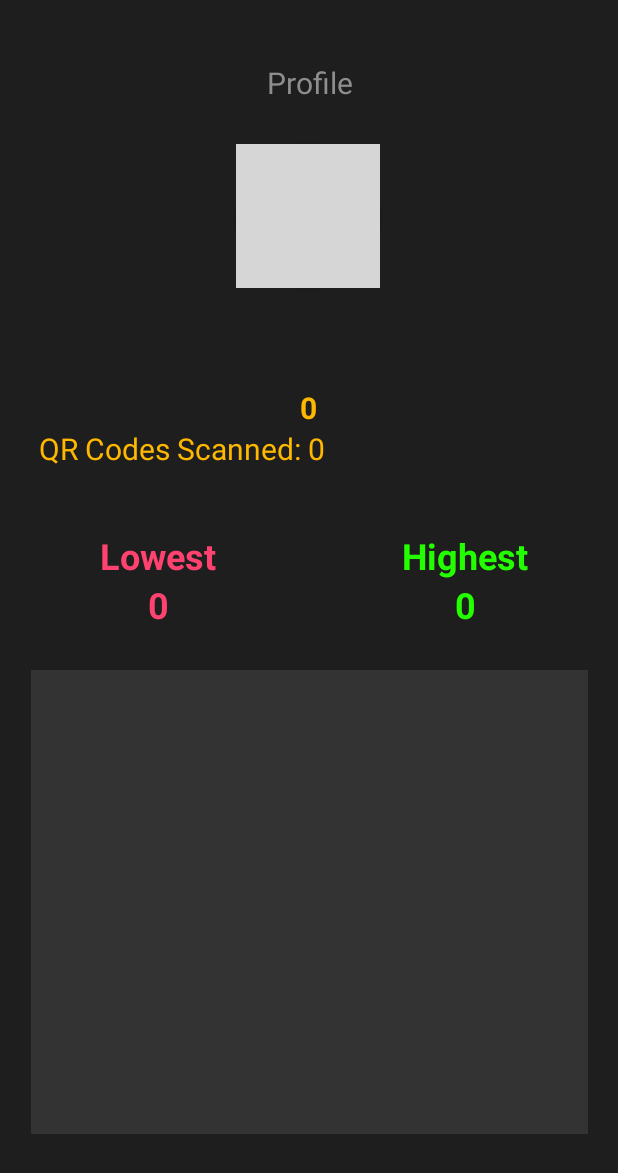
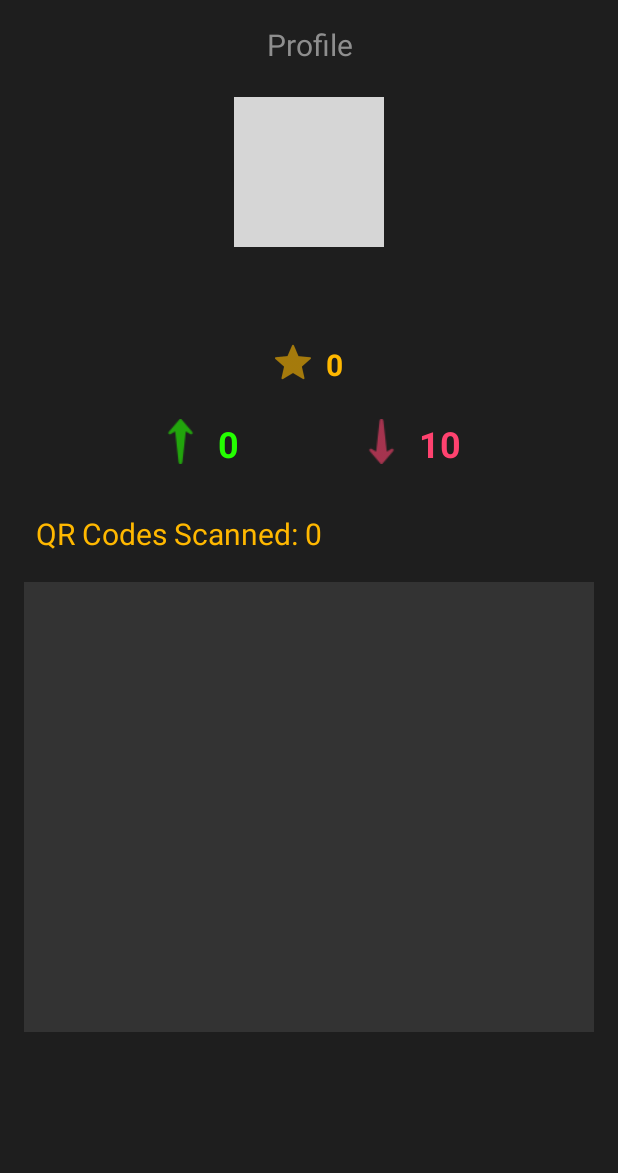
Before and after one commit to CMPUT301W23T06/BinaryBandits, an Android app: the fragment ProfileFragment shown on its own in the app's theme, on a phone screen of 412 x 824 dp. Shown: the top 1173 px of the screen. Run offline under Robolectric (Android 15) with nearby library versions, the phone set to English and light mode, and no system bars; our stand-ins replace Firebase (no records; nobody signed in at launch, a user with empty details on screens opened directly), Picasso; libraries missing offline, so code that uses them is left out: org.checkerframework.checker; pictures from the network do not load; grey boxes are pictures that could not be loaded.

Commit message:
re-designed profile fragment, made it cleaner.

```diff
--- a/app/src/main/res/layout/fragment_profile.xml
+++ b/app/src/main/res/layout/fragment_profile.xml
@@ -8,37 +8,32 @@
     android:background="@color/background_black"
     tools:context=".otherProfileActivity">
 
+    <TextView
+        android:id="@+id/profile_text"
+        android:layout_width="wrap_content"
 
-    <TextView
-        android:id="@+id/text_notifications"
-        android:layout_width="match_parent"
         android:layout_height="wrap_content"
-        android:layout_marginStart="8dp"
         android:layout_marginTop="16dp"
-        android:layout_marginEnd="8dp"
         android:text="@string/title_profile"
         android:textAlignment="center"
+
         android:textColor="@color/gray"
         android:textSize="20sp"
         app:layout_constraintEnd_toEndOf="parent"
-        app:layout_constraintHorizontal_bias="0.0"
         app:layout_constraintStart_toStartOf="parent"
-        app:layout_constraintTop_toTopOf="parent"
-        app:layout_constraintBottom_toTopOf="@+id/profileCardView"/>
+        app:layout_constraintTop_toTopOf="parent" />
 
     <androidx.cardview.widget.CardView
         android:id="@+id/profileCardView"
-        android:layout_width="96dp"
-        android:layout_height="96dp"
+        android:layout_width="100dp"
+        android:layout_height="100dp"
         android:layout_gravity="center"
-        android:layout_marginTop="2dp"
 
+        android:layout_marginTop="21dp"
         app:cardCornerRadius="250dp"
-        app:layout_constraintBottom_toTopOf="@+id/linearLayout2"
         app:layout_constraintEnd_toEndOf="parent"
-        app:layout_constraintHorizontal_bias="0.498"
         app:layout_constraintStart_toStartOf="parent"
-        app:layout_constraintTop_toBottomOf="@+id/text_notifications">
+        app:layout_constraintTop_toBottomOf="@+id/profile_text">
 
         <ImageView
             android:id="@+id/profileIconImageView"
@@ -52,31 +47,45 @@
 
     </androidx.cardview.widget.CardView>
 
-    <LinearLayout
-        android:id="@+id/linearLayout2"
-        android:layout_width="411dp"
-        android:layout_height="120dp"
-        android:orientation="vertical"
-        app:layout_constraintBottom_toTopOf="@+id/list_view_player_qr_codes"
-        app:layout_constraintEnd_toEndOf="parent"
-        app:layout_constraintHorizontal_bias="0.0"
-        app:layout_constraintStart_toStartOf="parent"
-        app:layout_constraintTop_toTopOf="parent"
-        app:layout_constraintVertical_bias="0.666">
-
     <TextView
         android:id="@+id/text_username"
-            android:layout_width="match_parent"
+        android:layout_width="wrap_content"
         android:layout_height="wrap_content"
+        android:layout_marginTop="16dp"
+
         android:text="@string/username_placeholder_text"
         android:textAlignment="center"
         android:textColor="@color/white"
         android:textSize="30sp"
-            android:textStyle="bold" />
+        android:textStyle="bold"
+
+        app:layout_constraintEnd_toEndOf="parent"
+        app:layout_constraintStart_toStartOf="parent"
+        app:layout_constraintTop_toBottomOf="@+id/profileCardView" />
+
+    <LinearLayout
+        android:id="@+id/points_layout"
+        android:layout_width="wrap_content"
+        android:layout_height="50dp"
+        android:layout_marginTop="8dp"
+
+        android:orientation="horizontal"
+
+        app:layout_constraintEnd_toEndOf="parent"
+        app:layout_constraintStart_toStartOf="parent"
+        app:layout_constraintTop_toBottomOf="@+id/text_username">
+
+        <ImageView
+            android:layout_width="wrap_content"
+            android:layout_height="wrap_content"
+            android:src="@drawable/points_icon"
+            app:tint="@color/yellow"
+            android:paddingEnd="10dp"
+            />
 
         <TextView
             android:id="@+id/score_text"
-            android:layout_width="match_parent"
+            android:layout_width="wrap_content"
             android:layout_height="wrap_content"
             android:gravity="center"
             android:text="@string/score_text"
@@ -84,11 +93,79 @@
             android:textSize="20sp"
             android:textStyle="bold" />
 
+    </LinearLayout>
+
     <LinearLayout
-            android:id="@+id/linearLayout"
-            android:layout_width="410dp"
+        android:id="@+id/max_min_points"
+        android:layout_width="wrap_content"
+        android:layout_height="wrap_content"
+
+        android:orientation="horizontal"
+
+        android:showDividers="middle"
+        app:layout_constraintEnd_toEndOf="parent"
+        app:layout_constraintStart_toStartOf="parent"
+        app:layout_constraintTop_toBottomOf="@+id/points_layout">
+
+        <LinearLayout
+            android:layout_width="wrap_content"
+            android:layout_height="wrap_content"
+            android:layout_marginEnd="80dp"
+            android:orientation="horizontal">
+
+            <ImageView
+                android:layout_width="30dp"
                 android:layout_height="30dp"
+                android:layout_marginEnd="10dp"
+                android:src="@drawable/arrow_up"
+                app:tint="#24FF00" />
+
+            <TextView
+                android:id="@+id/highest_score_text"
+                android:layout_width="wrap_content"
+                android:layout_height="wrap_content"
+                android:text="0"
+                android:textColor="#24FF00"
+                android:textSize="24sp"
+                android:textStyle="bold" />
+
+        </LinearLayout>
+
+        <LinearLayout
+            android:layout_width="wrap_content"
+            android:layout_height="wrap_content"
             android:orientation="horizontal">
+
+            <ImageView
+                android:layout_width="30dp"
+                android:layout_height="30dp"
+                android:layout_marginEnd="10dp"
+                android:rotation="-180"
+                android:src="@drawable/arrow_up"
+                app:tint="@color/red" />
+
+            <TextView
+                android:id="@+id/lowest_score_text"
+                android:layout_width="wrap_content"
+                android:layout_height="wrap_content"
+                android:text="10"
+                android:textColor="@color/red"
+                android:textSize="24sp"
+                android:textStyle="bold" />
+
+        </LinearLayout>
+
+    </LinearLayout>
+
+    <LinearLayout
+        android:id="@+id/qr_scanned_layout"
+        android:layout_width="wrap_content"
+        android:layout_height="30dp"
+        android:layout_marginStart="24dp"
+        android:layout_marginTop="30dp"
+        android:orientation="horizontal"
+        app:layout_constraintStart_toStartOf="parent"
+        app:layout_constraintTop_toBottomOf="@+id/max_min_points">
 
         <TextView
             android:id="@+id/total_qr_scanned_label"
@@ -111,116 +188,35 @@
             android:textAlignment="textStart"
             android:textColor="@color/yellow"
             android:textSize="20sp" />
-        </LinearLayout>
+
     </LinearLayout>
 
     <ListView
         android:id="@+id/list_view_player_qr_codes"
-        android:layout_width="371dp"
-        android:layout_height="309dp"
+        android:layout_width="match_parent"
+        android:layout_height="300dp"
         android:layout_marginStart="16dp"
+        android:layout_marginTop="16dp"
         android:layout_marginEnd="16dp"
-        android:layout_marginBottom="68dp"
         android:layout_weight="1"
         android:background="#333333"
-        app:layout_constraintBottom_toBottomOf="parent"
         app:layout_constraintEnd_toEndOf="parent"
         app:layout_constraintStart_toStartOf="parent"
+        app:layout_constraintTop_toBottomOf="@+id/qr_scanned_layout"
         tools:listitem="@layout/support_simple_spinner_dropdown_item" />
-
-    <LinearLayout
-        android:layout_width="409dp"
-        android:layout_height="76dp"
-        android:layout_marginTop="1dp"
-        android:layout_marginBottom="1dp"
-        android:orientation="horizontal"
-        app:layout_constraintBottom_toTopOf="@+id/list_view_player_qr_codes"
-        app:layout_constraintEnd_toEndOf="parent"
-        app:layout_constraintStart_toStartOf="parent"
-        app:layout_constraintTop_toBottomOf="@+id/linearLayout2">
-
-
-        <LinearLayout
-            android:layout_width="208dp"
-            android:layout_height="wrap_content"
-            android:orientation="vertical">
-
-            <TextView
-                android:id="@+id/lowest_header_text"
-                android:layout_width="match_parent"
-                android:layout_height="wrap_content"
-                android:gravity="center"
-                android:text="@string/lowest"
-                android:textColor="@color/red"
-                android:textSize="24sp"
-                android:textStyle="bold">
-
-            </TextView>
-
-            <TextView
-                android:id="@+id/lowest_score_text"
-                android:layout_width="match_parent"
-                android:layout_height="wrap_content"
-                android:gravity="center"
-                android:text="@string/score_text"
-                android:textColor="@color/red"
-                android:textSize="24sp"
-                android:textStyle="bold">
-
-            </TextView>
-
-
-        </LinearLayout>
-
-        <LinearLayout
-            android:layout_width="match_parent"
-            android:layout_height="match_parent"
-            android:orientation="vertical">
-
-            <TextView
-                android:id="@+id/highest_header_text"
-                android:layout_width="match_parent"
-                android:layout_height="wrap_content"
-                android:gravity="center"
-                android:text="@string/highest"
-                android:textColor="#24FF00"
-                android:textSize="24sp"
-                android:textStyle="bold">
-
-            </TextView>
-
-            <TextView
-                android:id="@+id/highest_score_text"
-                android:layout_width="match_parent"
-                android:layout_height="wrap_content"
-                android:gravity="center"
-                android:text="@string/score_text"
-                android:textColor="#24FF00"
-                android:textSize="24sp"
-                android:textStyle="bold">
-
-            </TextView>
-
-
-        </LinearLayout>
-
-    </LinearLayout>
 
     <ImageButton
         android:id="@+id/buttonBack"
         android:layout_width="51dp"
         android:layout_height="39dp"
+        android:layout_marginStart="20dp"
         android:layout_marginTop="20dp"
         android:background="@android:color/transparent"
         android:scaleType="fitXY"
         android:src="@drawable/back_arrow"
-        app:layout_constraintBottom_toTopOf="@+id/linearLayout2"
-        app:layout_constraintEnd_toEndOf="parent"
-        app:layout_constraintHorizontal_bias="0.022"
+        android:visibility="invisible"
         app:layout_constraintStart_toStartOf="parent"
-        app:layout_constraintTop_toTopOf="parent"
-        app:layout_constraintVertical_bias="0.03"
-        android:visibility="invisible"/>
+        app:layout_constraintTop_toTopOf="parent" />
 
 
 </androidx.constraintlayout.widget.ConstraintLayout>
```
Also changed, not shown: app/src/main/java/com/example/binarybandits/ui/profile/ProfileFragment.java (+0 -9 lines), app/src/main/res/drawable-hdpi/arrow_up.png (added), app/src/main/res/drawable-hdpi/points_icon.png (added), app/src/main/res/drawable-mdpi/arrow_up.png (added), app/src/main/res/drawable-mdpi/points_icon.png (added), app/src/main/res/drawable-xhdpi/arrow_up.png (added), app/src/main/res/drawable-xhdpi/points_icon.png (added), app/src/main/res/drawable-xxhdpi/arrow_up.png (added), app/src/main/res/drawable-xxhdpi/points_icon.png (added), app/src/main/res/drawable-xxxhdpi/arrow_up.png (added), app/src/main/res/drawable-xxxhdpi/points_icon.png (added). Lines whose indentation alone changed are shown as unchanged.
